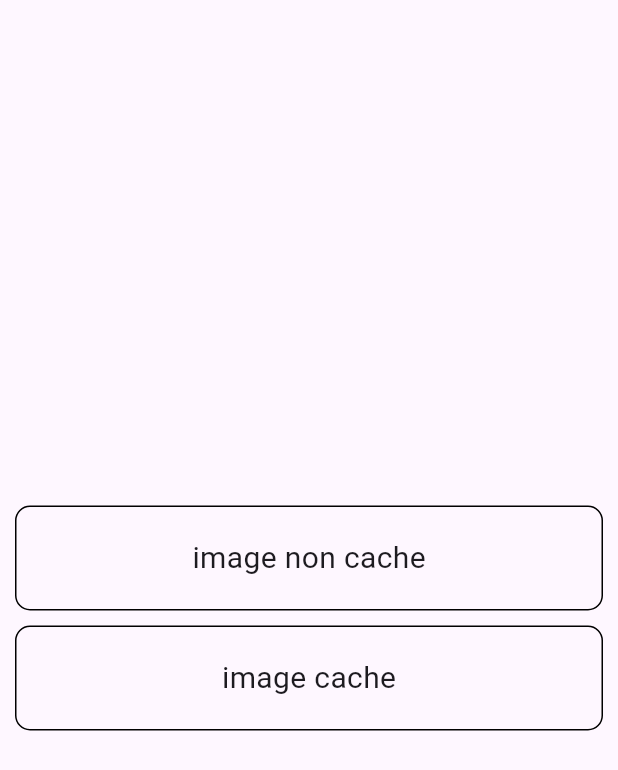
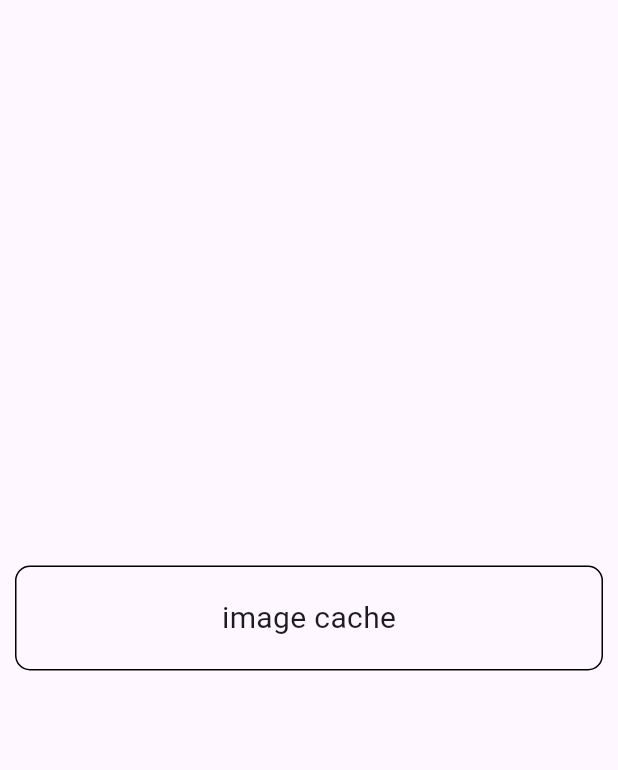
Before and after one commit to Gyeony95/gh_asset_pre_cache, a Flutter app: the screen it shows after launch, on a phone screen of 412 x 824 dp. Shown: the top 770 px of the screen. Run offline on Flutter 3.47's test engine with Material 3 defaults, Android fonts, the phone set to English and light mode, and no system bars; our stand-ins replace flutter_svg.

Commit message:
fix : 테스트 삭제

```diff
--- a/example/lib/main.dart
+++ b/example/lib/main.dart
@@ -1,5 +1,4 @@
 import 'package:example/pages/image_cache_page.dart';
-import 'package:example/pages/image_non_cache_page.dart';
 import 'package:flutter/material.dart';
 import 'package:gh_asset_pre_cache/gh_asset_pre_cache.dart';
 
@@ -20,7 +19,6 @@ class MyApp extends StatelessWidget {
       initialRoute: '/',
       routes: {
         '/': (context) => const FeatureList(),
-        FeatureEnum.image.route: (context) => const ImageNonCachePage(),
         FeatureEnum.imageCache.route: (context) => const ImageCachePage(),
       },
     );
@@ -71,7 +69,6 @@ class FeatureList extends StatelessWidget {
 }
 
 enum FeatureEnum{
-  image('/image', 'image non cache'),
   imageCache('/imageCache', 'image cache');
 
   final String route;
--- a/example/lib/pages/image_non_cache_page.dart
+++ /dev/null
@@ -1,16 +0,0 @@
-import 'package:example/main.dart';
-import 'package:flutter/material.dart';
-
-class ImageNonCachePage extends StatelessWidget {
-  const ImageNonCachePage({Key? key}) : super(key: key);
-
-  @override
-  Widget build(BuildContext context) {
-    return Scaffold(
-      appBar: AppBar(title: Text(FeatureEnum.image.name),),
-      body: Center(
-        child: Image.asset('assets/test.jpg'),
-      ),
-    );
-  }
-}
--- a/lib/gh_asset_pre_cache.dart
+++ b/lib/gh_asset_pre_cache.dart
@@ -38,13 +38,12 @@ class GhAssetPreCache {
 
   /// 이미지 전달받아서 캐싱함
   Future<void> _imageCache(String path, BuildContext context) async {
-    if(path.contains('cache') == false) return;
     bool isSvg = path.contains('.svg');
     if(isSvg){
       final loader = SvgAssetLoader(path);
       svg.cache.putIfAbsent(loader.cacheKey(null), () => loader.loadBytes(null));
     }else{
-      precacheImage(AssetImage(path), context).then((_) => debugPrint('cache done : $path'));
+      precacheImage(AssetImage(path), context);
     }
   }
 }
--- a/pubspec.yaml
+++ b/pubspec.yaml
@@ -1,6 +1,6 @@
 name: gh_asset_pre_cache
 description: A plug-in that improves the usability and performance of the app by pre-caching assets used in the application.
-version: 0.0.1
+version: 0.0.2
 homepage: https://github.com/Gyeony95/gh_asset_pre_cache
 
 environment:
```
Also changed, not shown: example/assets/test.jpg (deleted), 1 other file.
